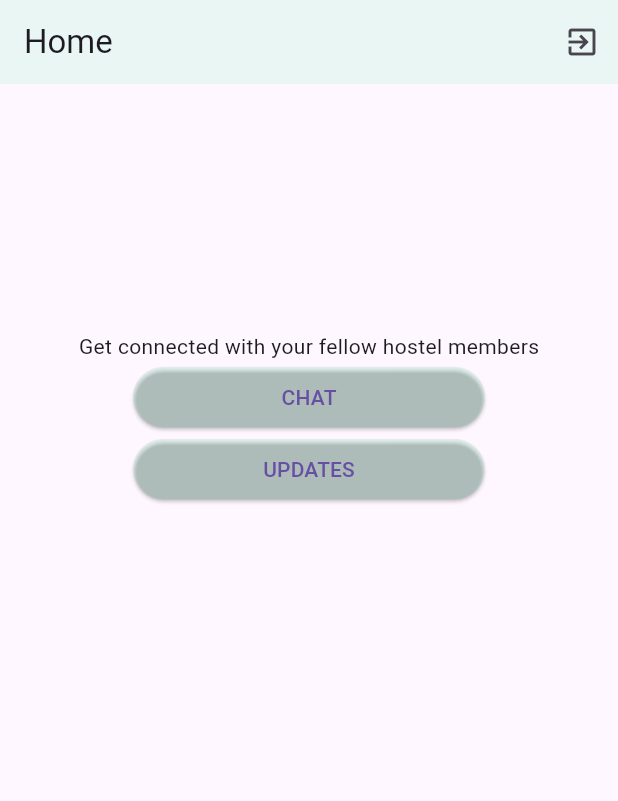
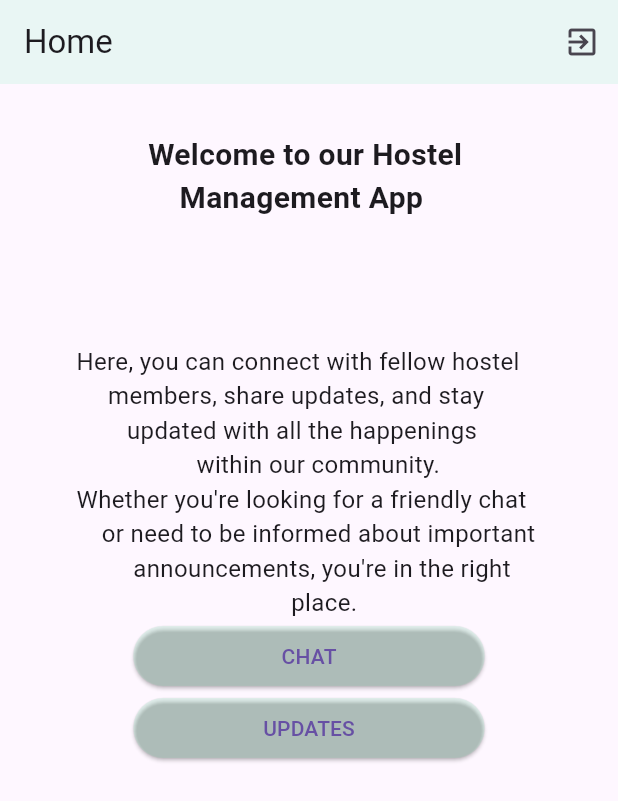
Before and after one commit to jayjr36/hostelchat_app, a Flutter app: the screen it shows once a user with an empty profile is signed in, on a phone screen of 412 x 824 dp. Shown: the top 801 px of the screen. Run offline on Flutter 3.47's test engine with Material 3 defaults, Android fonts, the phone set to English and light mode, and no system bars; our stand-ins replace cloud_firestore, firebase_auth, firebase_core; accounts and stored records are empty.

Commit message:
final commit

```diff
--- a/lib/home.dart
+++ b/lib/home.dart
@@ -44,11 +44,22 @@ class _HomeState extends State<Home> {
         ],
       ),
       body: Padding(
-        padding: EdgeInsets.symmetric(horizontal: w * 0.1, vertical: h * 0.2),
+        padding: EdgeInsets.symmetric(horizontal: w * 0.1, vertical: h * 0.04),
         child: Column(
+          crossAxisAlignment: CrossAxisAlignment.center,
           children: [
+            const Text(
+              'Welcome to our Hostel \n    Management App',
+              style: TextStyle(fontSize: 20, fontWeight: FontWeight.bold),
+            ),
+            SizedBox(
+              height: h * 0.1,
+            ),
             const Center(
-              child: Text('Get connected with your fellow hostel members'),
+              child: Text(
+                'Here, you can connect with fellow hostel \n     members, share updates, and stay \n        updated with all the happenings \n                   within our community. \nWhether you\'re looking for a friendly chat \n    or need to be informed about important \n         announcements, you\'re in the right \n                                  place.',
+                style: TextStyle(fontSize: 16),
+              ),
             ),
             Center(
               child: ElevatedButton(
--- a/lib/register.dart
+++ b/lib/register.dart
@@ -72,10 +72,14 @@ class _RegistrationState extends State<Registration> {
       ),
       body: SingleChildScrollView(
         child: Padding(
-          padding: EdgeInsets.symmetric(horizontal: w * 0.1, vertical: h * 0.1),
+          padding: EdgeInsets.symmetric(horizontal: w * 0.1, vertical: h * 0.06),
           child: Column(
             mainAxisAlignment: MainAxisAlignment.center,
             children: [
+               const Center(
+                child: Text('HOSTEL MANAGEMENT SYSTEM',
+                style: TextStyle(fontSize: 20,
+                color: Color.fromARGB(255, 99, 238, 162)),),),
               const Text(
                 'Register',
                 style: TextStyle(fontWeight: FontWeight.bold, fontSize: 18),
```
Also changed, not shown: lib/login.dart (+6 -1 lines), 2 other files.
